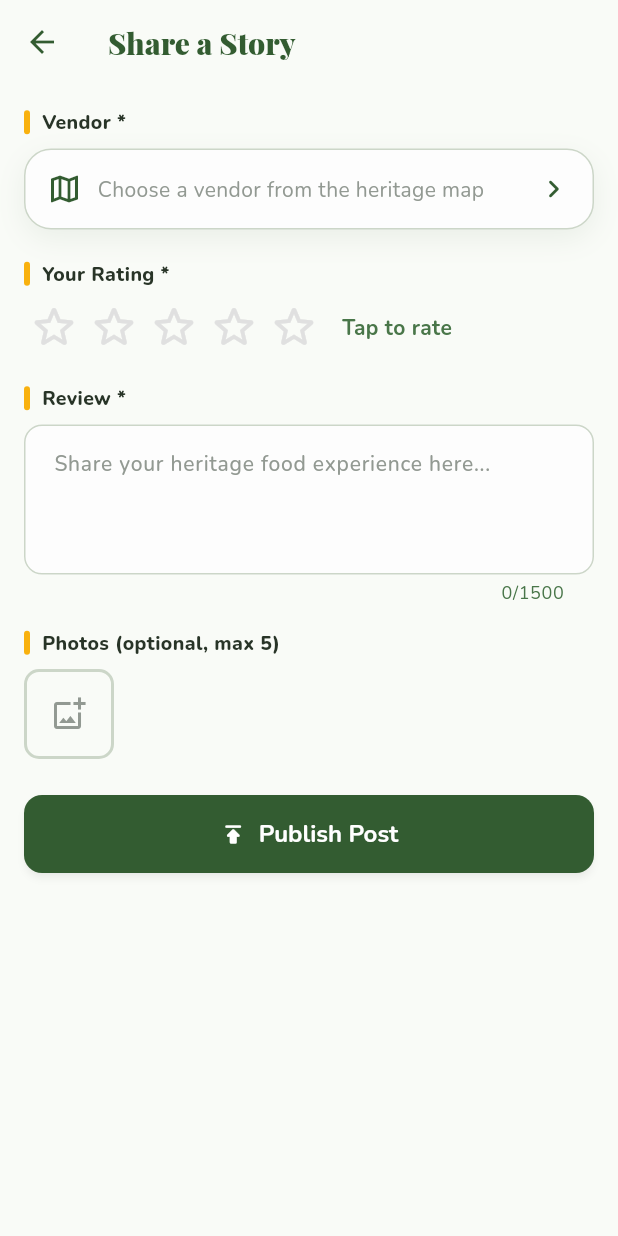
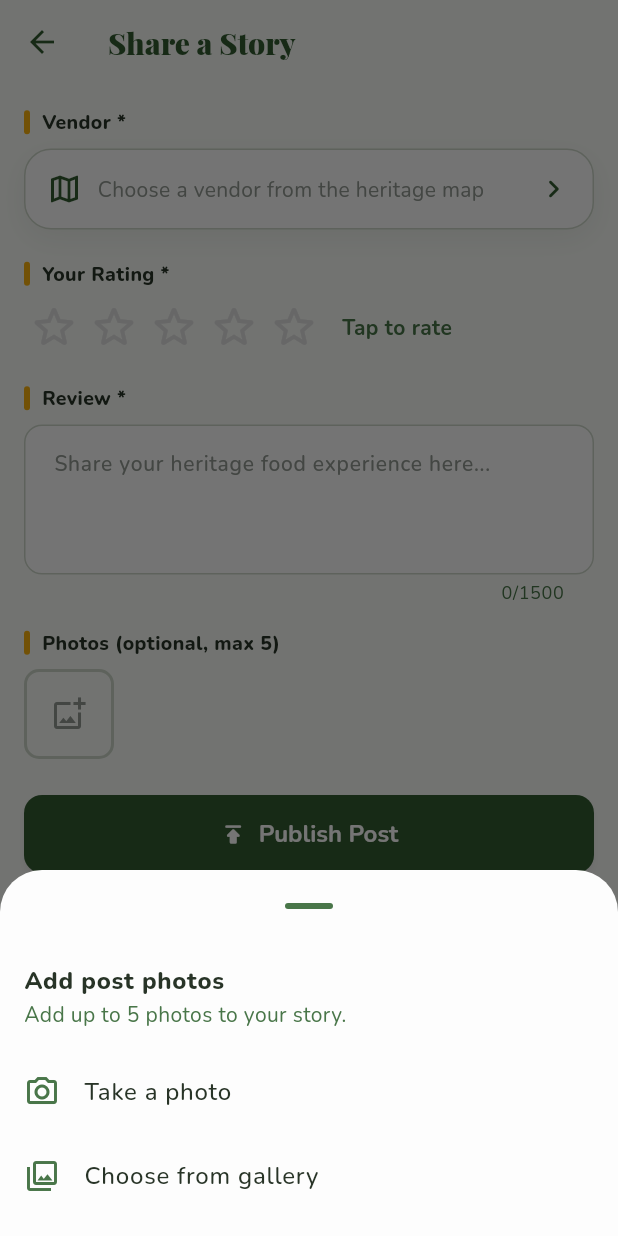
Before and after one commit to Marcussssssssssss/CD_MangkukKembara, a Flutter app: the CreatePostView screen opened by its route, after a tap on the "add photo alternate" icon, on a phone screen of 412 x 824 dp. Run offline on Flutter 3.47's test engine with Material 3 defaults, Android fonts, the phone set to English and light mode, and no system bars; our stand-ins replace cached_network_image, camera, geolocator, google_fonts, google_maps_flutter, image_picker and 2 more; missing offline and left inert: country_state_city, crop_your_image, mobile_scanner; accounts and stored records are empty; network calls fail.

Commit message:
update create post page

```diff
--- a/mobile/lib/View/HeritageCommunity/create_post_view.dart
+++ b/mobile/lib/View/HeritageCommunity/create_post_view.dart
@@ -28,6 +28,7 @@ class CreatePostView extends StatefulWidget {
 
 class _CreatePostViewState extends State<CreatePostView> {
   late final CreatePostViewModel _vm;
+  final ImagePicker _picker = ImagePicker();
   final _reviewCtrl = TextEditingController();
   final _formKey = GlobalKey<FormState>();
 
@@ -247,30 +248,7 @@ class _CreatePostViewState extends State<CreatePostView> {
                               ),
                               if (vm.photos.length < AppConstants.maxPostPhotos)
                                 GestureDetector(
-                                  onTap: () async {
-                                    try {
-                                      final files = await ImagePicker()
-                                          .pickMultiImage(
-                                            maxWidth: 1920,
-                                            maxHeight: 1920,
-                                            imageQuality: 82,
-                                            limit:
-                                                AppConstants.maxPostPhotos -
-                                                vm.photos.length,
-                                          );
-                                      _vm.addPhotos(files);
-                                    } catch (error) {
-                                      if (!ctx.mounted) return;
-                                      ScaffoldMessenger.of(ctx).showSnackBar(
-                                        SnackBar(
-                                          content: Text(
-                                            'Photos could not be selected: $error',
-                                          ),
-                                          backgroundColor: AppColors.error,
-                                        ),
-                                      );
-                                    }
-                                  },
+                                  onTap: () => _choosePhotoSource(ctx, vm),
                                   child: Container(
                                     width: 60,
                                     height: 60,
@@ -382,6 +360,72 @@ class _CreatePostViewState extends State<CreatePostView> {
     }
   }
 
+  Future<void> _choosePhotoSource(
+    BuildContext context,
+    CreatePostViewModel vm,
+  ) async {
+    FocusManager.instance.primaryFocus?.unfocus();
+    final source = await showModalBottomSheet<ImageSource>(
+      context: context,
+      showDragHandle: true,
+      requestFocus: false,
+      builder: (sheetContext) => SafeArea(
+        child: Column(
+          mainAxisSize: MainAxisSize.min,
+          children: [
+            const ListTile(
+              title: Text(
+                'Add post photos',
+                style: TextStyle(fontWeight: FontWeight.w800),
+              ),
+              subtitle: Text('Add up to 5 photos to your story.'),
+            ),
+            ListTile(
+              leading: const Icon(Icons.photo_camera_outlined),
+              title: const Text('Take a photo'),
+              onTap: () => Navigator.pop(sheetContext, ImageSource.camera),
+            ),
+            ListTile(
+              leading: const Icon(Icons.photo_library_outlined),
+              title: const Text('Choose from gallery'),
+              onTap: () => Navigator.pop(sheetContext, ImageSource.gallery),
+            ),
+            const SizedBox(height: 12),
+          ],
+        ),
+      ),
+    );
+    if (source == null || !mounted) return;
+
+    try {
+      if (source == ImageSource.camera) {
+        final photo = await _picker.pickImage(
+          source: ImageSource.camera,
+          maxWidth: 1920,
+          maxHeight: 1920,
+          imageQuality: 82,
+        );
+        if (photo != null) vm.addPhotos([photo]);
+      } else {
+        final photos = await _picker.pickMultiImage(
+          maxWidth: 1920,
+          maxHeight: 1920,
+          imageQuality: 82,
+          limit: AppConstants.maxPostPhotos - vm.photos.length,
+        );
+        vm.addPhotos(photos);
+      }
+    } catch (error) {
+      if (!context.mounted) return;
+      ScaffoldMessenger.of(context).showSnackBar(
+        SnackBar(
+          content: Text('Photos could not be added: $error'),
+          backgroundColor: AppColors.error,
+        ),
+      );
+    }
+  }
+
   Future<void> _selectVendorFromMap(
     BuildContext context,
     CreatePostViewModel vm,
```
